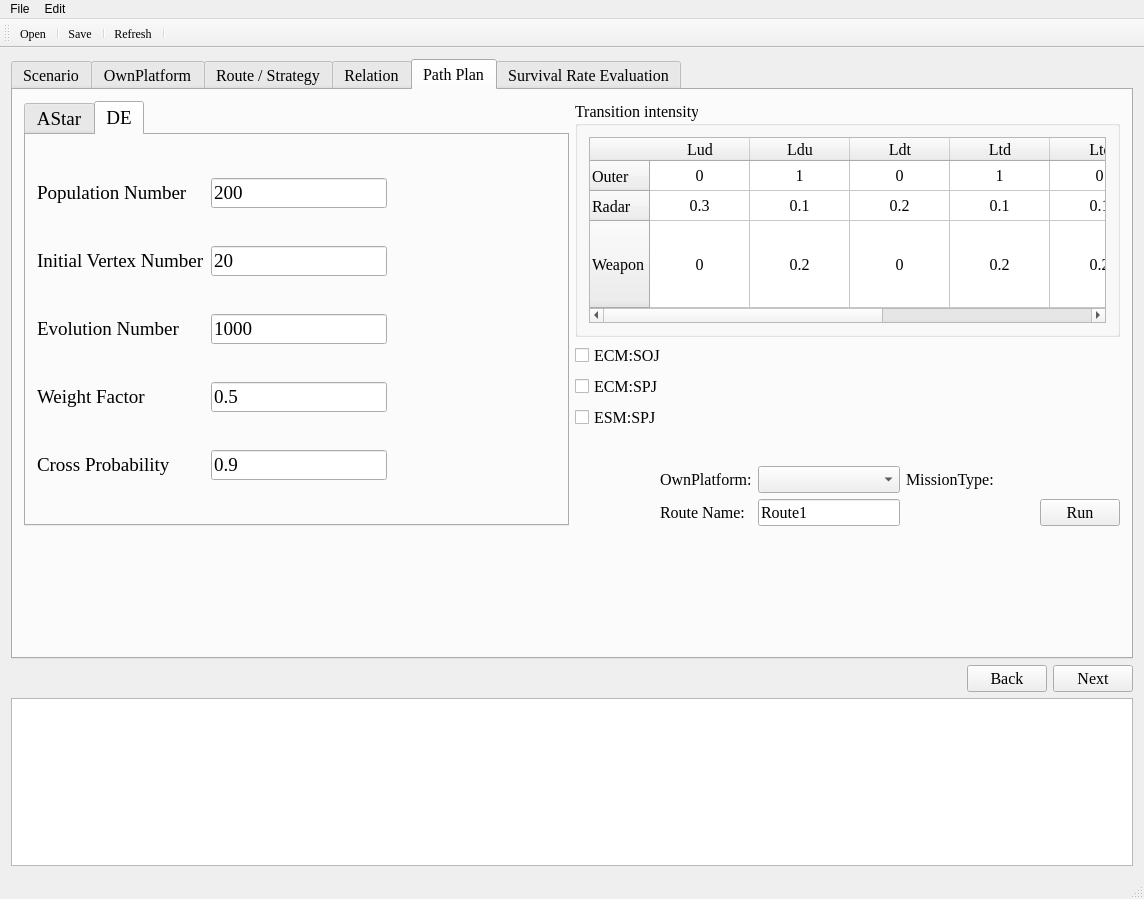
Old version of the form PathPlanGui/MainWindow.ui in the repository louie17/PathPlanning.
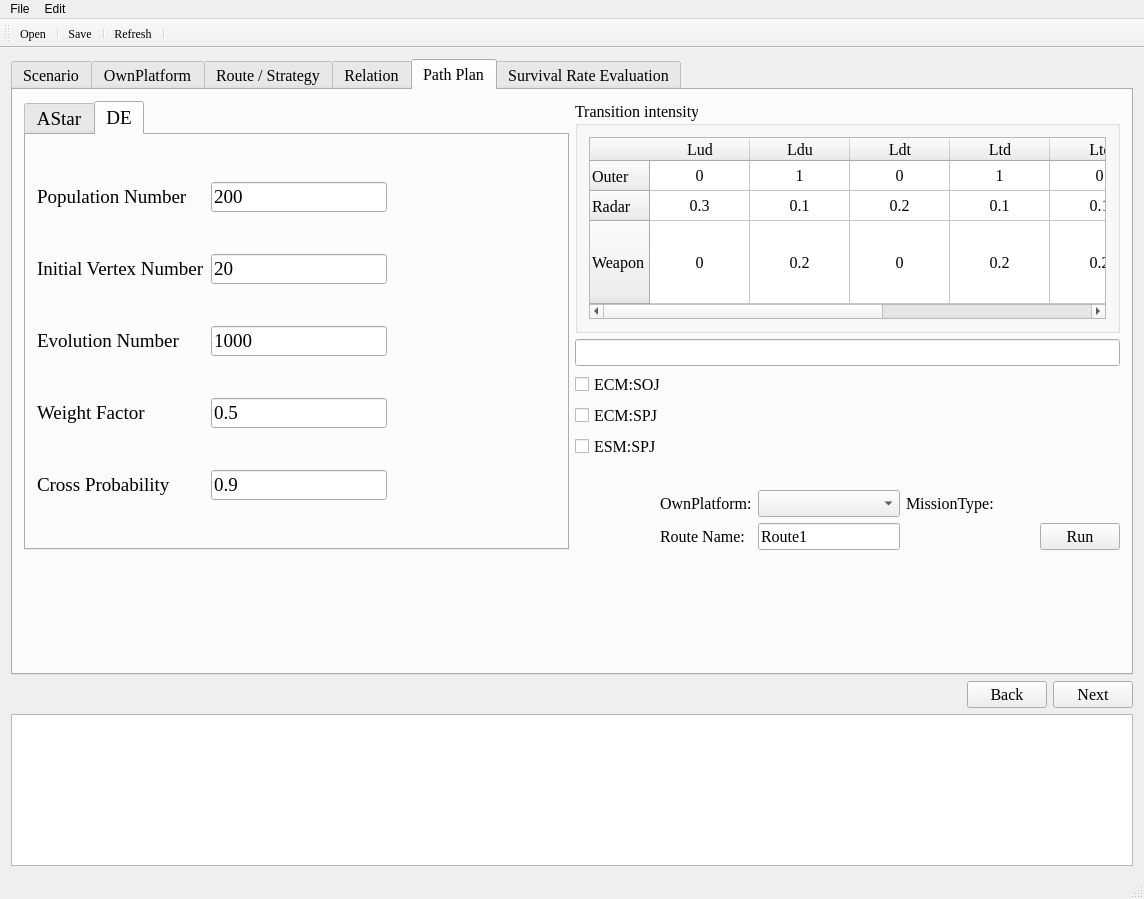
New version of the form. Custom widgets are drawn as their Qt base class.

Commit message: 添加ECM:SOJ Strategy名称输入

The edit to the form file:
```diff
--- a/PathPlanGui/MainWindow.ui
+++ b/PathPlanGui/MainWindow.ui
@@ -3215,6 +3215,9 @@
                 </layout>
                </widget>
               </item>
+              <item>
+               <widget class="QLineEdit" name="lineEdit_SOJStra_Name"/>
+              </item>
               <item>
                <widget class="QCheckBox" name="ecmsojchkbox">
                 <property name="text">
```
The commit also changes 2 other files.
